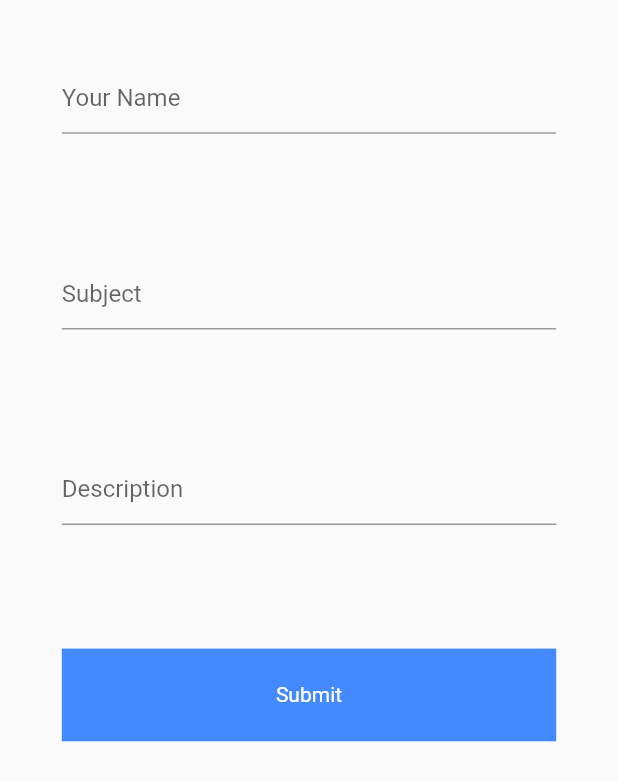
After one commit to Kunalpal215/RIC-Covid-Hackathon, a Flutter app: the AdminHome screen opened by its route, after a tap on "Make an announcement", on a phone screen of 412 x 824 dp. The commit adds this screen. Shown: the top 781 px of the screen. Run offline on Flutter 3.47's test engine with Material 2 defaults, Android fonts, the phone set to English and light mode, and no system bars; our stand-ins replace cloud_firestore, cool_alert, firebase_auth, firebase_core, firebase_storage, geolocator and 5 more; accounts and stored records are empty.

Commit message:
admin side make announcement feature added

```diff
--- a/lib/screens/home/admin/adminhome.dart
+++ b/lib/screens/home/admin/adminhome.dart
@@ -1,3 +1,4 @@
+import 'package:covid_app/screens/home/admin/announcement.dart';
 import 'package:covid_app/screens/welcome_screen.dart';
 import 'package:covid_app/services/logout_user.dart';
 import 'package:flutter/material.dart';
@@ -17,7 +18,12 @@ class _AdminHomeState extends State<AdminHome> {
         child: Column(
           mainAxisAlignment: MainAxisAlignment.center,
           children: [
-
+            ElevatedButton(
+              onPressed: () async {
+                Navigator.of(context).push(MaterialPageRoute(builder: (context) => AnnouncementMakeScreen()));
+              },
+              child: Text('Make an announcement'),
+            ),
             ElevatedButton(
               onPressed: () async {
                 await logoutAdmin();
--- /dev/null
+++ b/lib/screens/home/admin/announcement.dart
@@ -0,0 +1,98 @@
+import 'package:cloud_firestore/cloud_firestore.dart';
+import 'package:firebase_auth/firebase_auth.dart';
+import 'package:flutter/material.dart';
+class AnnouncementMakeScreen extends StatefulWidget {
+  const AnnouncementMakeScreen({Key? key}) : super(key: key);
+
+  @override
+  _AnnouncementMakeScreenState createState() => _AnnouncementMakeScreenState();
+}
+
+class _AnnouncementMakeScreenState extends State<AnnouncementMakeScreen> {
+  TextEditingController authorController = TextEditingController();
+  TextEditingController subjectController = TextEditingController();
+  TextEditingController textController = TextEditingController();
+  GlobalKey<FormState> formKey = GlobalKey<FormState>();
+  @override
+  Widget build(BuildContext context) {
+    final screenWidth = MediaQuery.of(context).size.width;
+    return Scaffold(
+      body: Form(
+        key: formKey,
+        child: ListView(
+          children: [
+            Container(
+              margin: EdgeInsets.all(screenWidth*0.1),
+              width: screenWidth*0.7,
+              child: TextFormField(
+                decoration: InputDecoration(
+                    hintText: "Your Name",
+                ),
+                keyboardType: TextInputType.text,
+                controller: authorController,
+                // onChanged: (value){
+                //   subject=value;
+                // },
+                validator: (value){
+                  if(value==null || value.isEmpty) return "This field can't be null";
+                  return null;
+                },
+              ),
+            ),
+            Container(
+              margin: EdgeInsets.all(screenWidth*0.1),
+              width: screenWidth*0.7,
+              child: TextFormField(
+                decoration: InputDecoration(
+                    hintText: "Subject"
+                ),
+                keyboardType: TextInputType.text,
+                controller: subjectController,
+                // onChanged: (value){
+                //   subject=value;
+                // },
+                validator: (value){
+                  if(value==null || value.isEmpty) return "This field can't be null";
+                  return null;
+                },
+              ),
+            ),
+            Container(
+              margin: EdgeInsets.all(screenWidth*0.1),
+              width: screenWidth*0.7,
+              child: TextFormField(
+                decoration: InputDecoration(
+                  hintText: "Description",
+                ),
+                keyboardType: TextInputType.text,
+                controller: textController,
+                // onChanged: (value){
+                //   text=value;
+                // },
+                validator: (value){
+                  if(value==null || value.isEmpty) return "This field can't be null";
+                  return null;
+                },
+              ),
+            ),
+            GestureDetector(onTap: (){
+              if(formKey.currentState!.validate()){
+                FirebaseFirestore.instance.collection('Announcements').add({"TimeStamp":DateTime.now(),"announcement":textController.text,"author":authorController.text,"subject": subjectController.text ,"email": FirebaseAuth.instance.currentUser!.email});
+                ScaffoldMessenger.of(context).showSnackBar(SnackBar(content: Text("Successfully made the announcement")));
+                Navigator.pop(context);
+              }
+            }, child: Container(
+              color: Colors.blueAccent,
+              width: screenWidth*0.1,
+              height: screenWidth*0.15,
+              margin: EdgeInsets.all(screenWidth*0.1),
+              child: Center(
+                child: Text('Submit',style: TextStyle(color: Colors.white),),
+              ),
+            )),
+          ],
+        ),
+      ),
+    );
+  }
+}
```
Also changed, not shown: lib/screens/home/user/pages/announcements/getAnnouncements.dart (+21 -4 lines).
